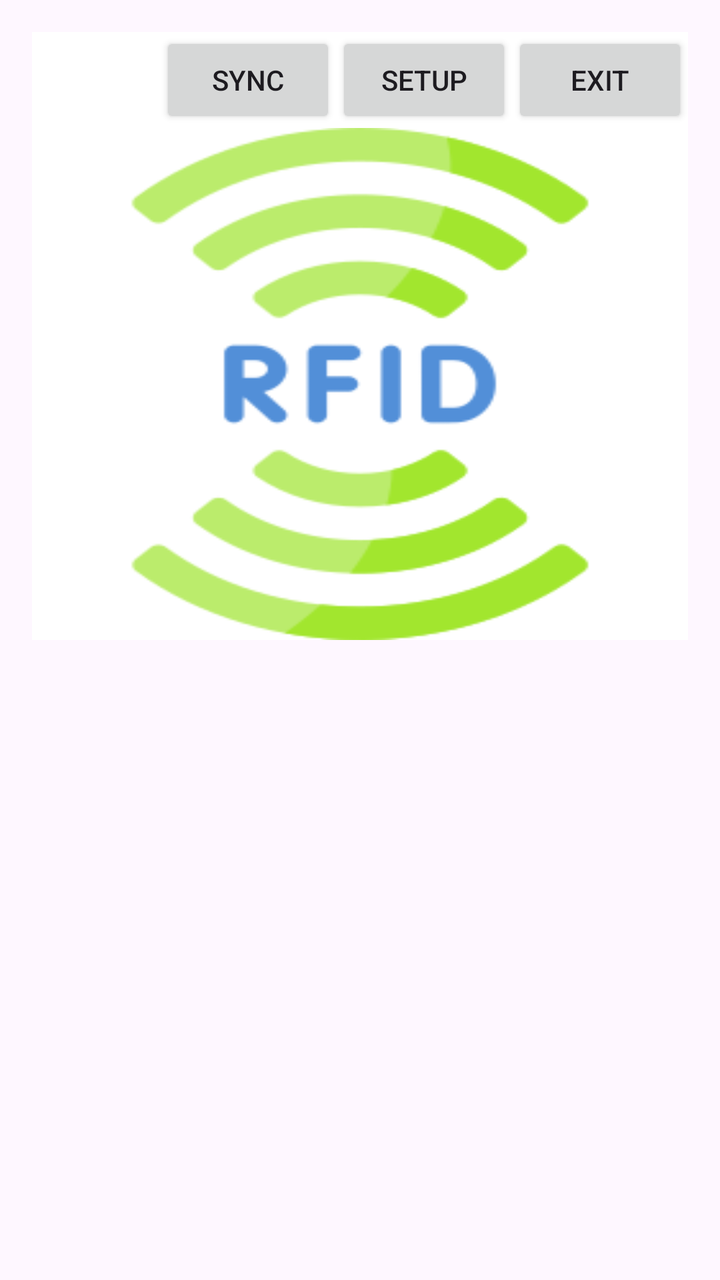
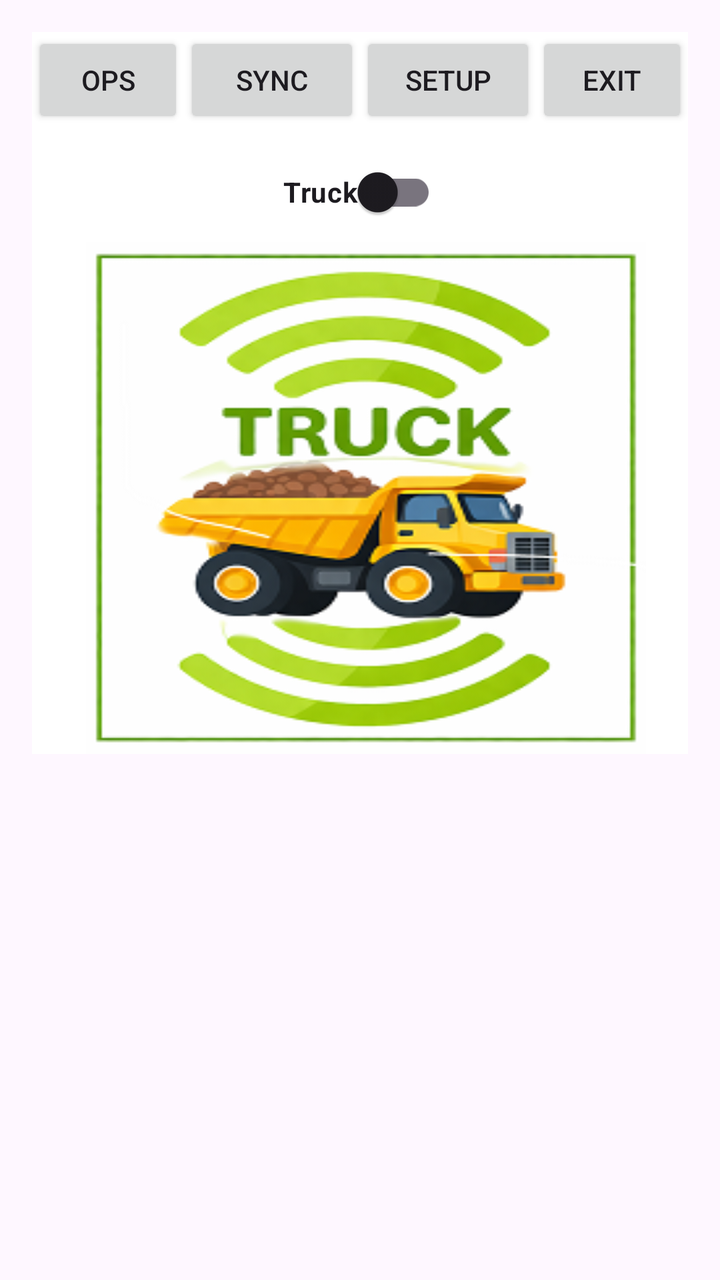

Before-and-after screenshots of an Android layout around one commit, followed by the original layout XML and the change that was made.
<!-- AndroidManifest.xml: application theme Theme.Rfid -->
<!-- res/layout/activity_main.xml -->
<?xml version="1.0" encoding="utf-8"?>
<ScrollView xmlns:android="http://schemas.android.com/apk/res/android"
    android:layout_width="match_parent"
    android:layout_height="wrap_content"
    android:padding="16dp">
    <RelativeLayout
        android:layout_width="match_parent"
        android:layout_height="match_parent"
        android:background="#FFFFFF">
        `
        <LinearLayout
            android:id="@+id/topBar"
            android:layout_width="match_parent"
            android:layout_height="wrap_content"
            android:orientation="horizontal"
            android:padding="0dp"
            android:gravity="end">

            <Button
                android:id="@+id/btnIssuerfid"
                android:layout_width="76dp"
                android:layout_height="wrap_content"
                android:text="OPS"
                android:visibility="gone" />

            <Button
                android:id="@+id/btnSync"
                android:layout_width="wrap_content"
                android:layout_height="wrap_content"
                android:text="Sync" />

            <Button
                android:id="@+id/btnSetup"
                android:layout_width="wrap_content"
                android:layout_height="wrap_content"
                android:text="Setup" />

            <Button
                android:id="@+id/btnExit"
                android:text="Exit"
                android:layout_width="wrap_content"
                android:layout_height="wrap_content"/>

        </LinearLayout>

        <LinearLayout
            android:id="@+id/background_main"
            android:layout_width="match_parent"
            android:layout_height="wrap_content"
            android:layout_below="@id/topBar"
            android:background="@drawable/_360454"
            android:gravity="center"
            android:orientation="vertical">

            <TextView
                android:id="@+id/tvTap"
                android:layout_width="wrap_content"
                android:layout_height="wrap_content"
                android:layout_gravity="center"
                android:layout_marginTop="16dp"
                android:foregroundGravity="center"
                android:gravity="center"
                android:text="TAP RFID CARD ON THE BACK PANEL"
                android:textColor="#000"
                android:textSize="20sp"
                android:textStyle="bold"
                android:visibility="gone" />

            
            <androidx.cardview.widget.CardView
                android:id="@+id/cardDetails"
                android:layout_width="match_parent"
                android:layout_height="wrap_content"
                android:layout_margin="8dp"
                android:visibility="gone">

                <LinearLayout
                    android:id="@+id/detailsContainer"
                    android:layout_width="match_parent"
                    android:layout_height="wrap_content"
                    android:orientation="vertical" />
            </androidx.cardview.widget.CardView>


        </LinearLayout>
        <LinearLayout
            android:id="@+id/background_main2"
            android:layout_width="match_parent"
            android:layout_height="wrap_content"
            android:layout_below="@id/background_main"
            android:gravity="center"
            android:orientation="vertical">
            <androidx.cardview.widget.CardView
                android:id="@+id/cardSetupDetails"
                android:layout_width="match_parent"
                android:layout_height="wrap_content"
                android:layout_below="@id/background_main"
                android:layout_margin="8dp"
                android:visibility="gone"
                android:elevation="6dp">

                <LinearLayout
                    android:layout_width="match_parent"
                    android:layout_height="wrap_content"
                    android:orientation="vertical"
                    android:padding="12dp">

                    <TextView
                        android:layout_width="wrap_content"
                        android:layout_height="wrap_content"
                        android:text="Setup Details"
                        android:textSize="18sp"
                        android:textStyle="bold"
                        android:textColor="#000"
                        android:paddingBottom="8dp"/>

                    <LinearLayout
                        android:id="@+id/setupDetailsContainer"
                        android:layout_width="match_parent"
                        android:layout_height="wrap_content"
                        android:orientation="vertical"/>

                </LinearLayout>
            </androidx.cardview.widget.CardView>
        </LinearLayout>

    </RelativeLayout>

</ScrollView>
<!-- resources referenced by this layout -->
<resources>
  <!-- drawable _360454: png bitmap (drawable, 14635 bytes) -->
  <style name="Theme.Rfid" parent="Base.Theme.Rfid" />
  <style name="Base.Theme.Rfid" parent="Theme.Material3.DayNight.NoActionBar">
          
          
      </style>
</resources>

<!-- the commit's change to res/layout/activity_main.xml (unified diff, before → after) -->
@@ -21,7 +21,7 @@
                 android:layout_width="76dp"
                 android:layout_height="wrap_content"
                 android:text="OPS"
-                android:visibility="gone" />
+                android:visibility="visible" />
 
             <Button
                 android:id="@+id/btnSync"
@@ -42,14 +42,25 @@
                 android:layout_height="wrap_content"/>
 
         </LinearLayout>
+        <com.google.android.material.switchmaterial.SwitchMaterial
+            android:id="@+id/switchMode"
+            android:layout_width="wrap_content"
+            android:layout_height="wrap_content"
+            android:text="Truck"
+            android:textStyle="bold"
+            android:layout_below="@id/topBar"
+            android:layout_centerHorizontal="true"
+            android:layout_marginTop="8dp"/>
 
         <LinearLayout
             android:id="@+id/background_main"
-            android:layout_width="match_parent"
+            android:layout_width="280dp"
             android:layout_height="wrap_content"
-            android:layout_below="@id/topBar"
-            android:background="@drawable/_360454"
-            android:gravity="center"
+            android:layout_below="@id/switchMode"
+            android:layout_alignParentEnd="true"
+            android:layout_marginTop="1dp"
+            android:layout_marginEnd="21dp"
+            android:background="@drawable/truck_ops"
             android:orientation="vertical">
 
             <TextView
@@ -83,6 +94,7 @@
 
 
         </LinearLayout>
+
         <LinearLayout
             android:id="@+id/background_main2"
             android:layout_width="match_parent"
<!-- resource entries referenced after the edit -->
@@ -1,6 +1,6 @@
 <!-- resources referenced by this layout -->
 <resources>
-  <!-- drawable _360454: png bitmap (drawable, 14635 bytes) -->
+  <!-- drawable truck_ops: png bitmap (drawable, 59801 bytes) -->
   <style name="Theme.Rfid" parent="Base.Theme.Rfid" />
   <style name="Base.Theme.Rfid" parent="Theme.Material3.DayNight.NoActionBar">
           
